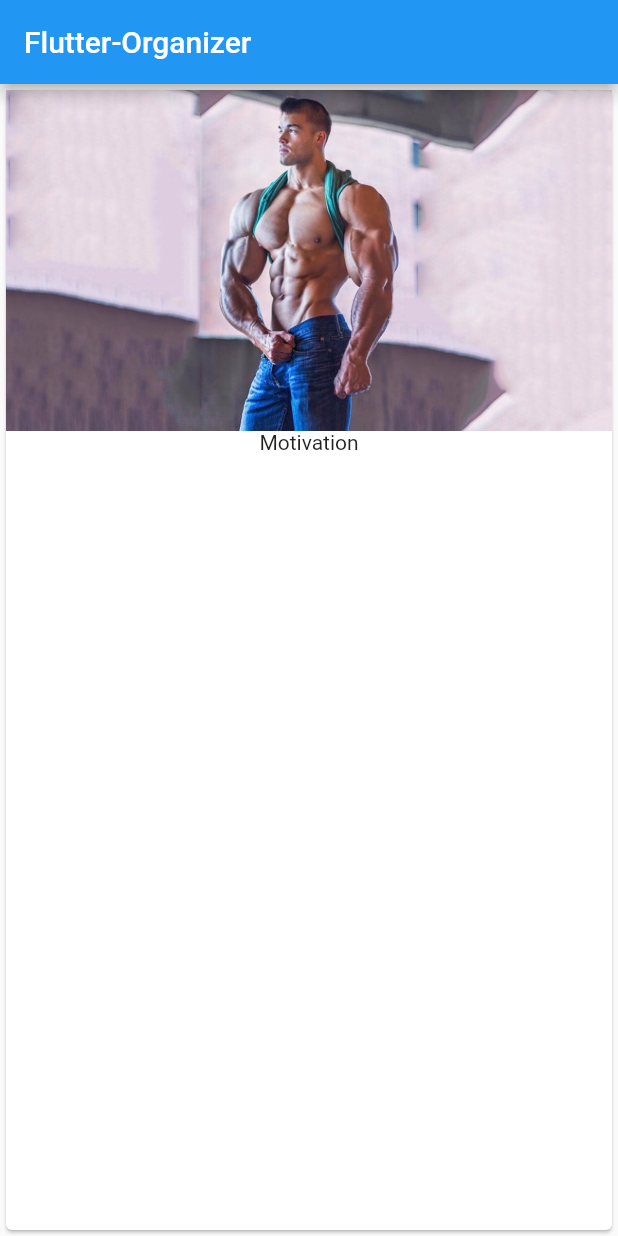
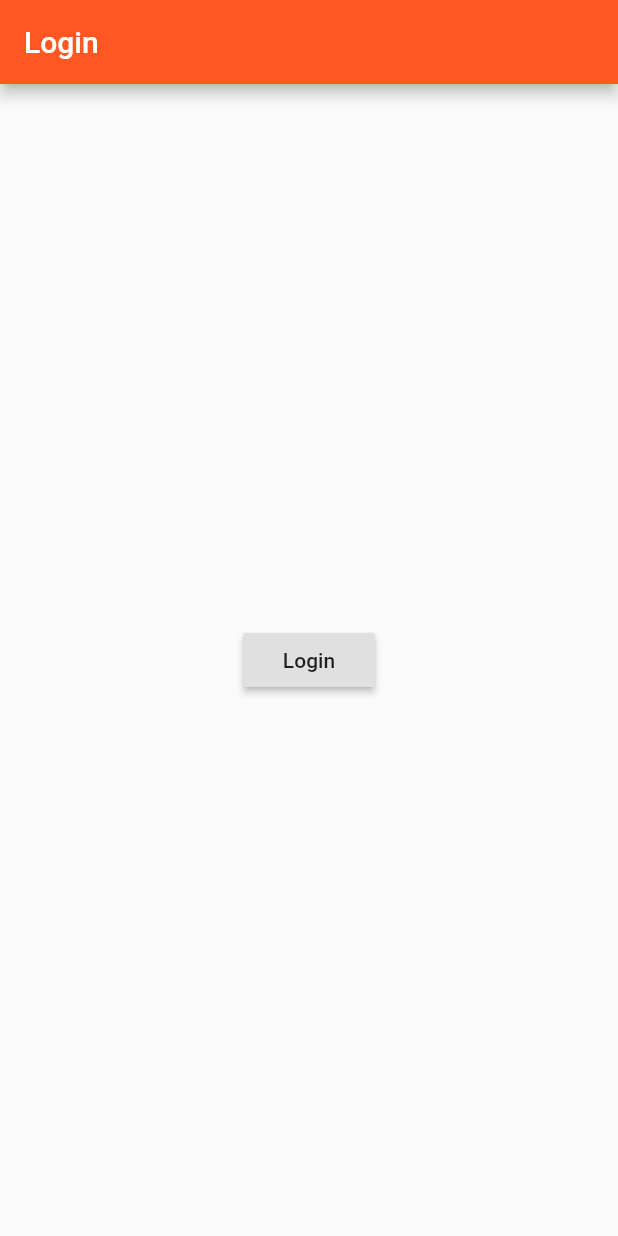
Before and after one commit to mikol4j/flutter-organizer, a Flutter app: the screen it shows after launch, on a phone screen of 412 x 824 dp. Run offline on Flutter 3.47's test engine with Material 2 defaults, Android fonts, the phone set to English and light mode, and no system bars.

Commit message:
some dev code

```diff
--- a/lib/main.dart
+++ b/lib/main.dart
@@ -1,27 +1,19 @@
 import 'package:flutter/material.dart';
 
-void main() => runApp(new MyApp());
 
-class MyApp extends StatefulWidget {
+import 'pages/auth.dart';
+
+
+void main() => runApp(MyApp());
+
+class MyApp extends StatelessWidget {
   @override
-  State<StatefulWidget> createState() {
-    // TODO: implement createState
-    return _MyAppState();
+  Widget build(BuildContext context) {
+    return new MaterialApp(
+        theme: ThemeData(
+            primarySwatch: Colors.deepOrange,
+            brightness: Brightness.light,
+            accentColor: Colors.deepPurple),
+        home: AuthPage());
   }
 }
-
-class _MyAppState extends State<MyApp> {
-  // This widget is the root of your application.
-  @override
-  Widget build(context) {
-    return new MaterialApp(
-      home: Scaffold(
-        appBar: AppBar(title: Text('Flutter-Organizer')),
-        body:  Card(child: Column(children: <Widget>[
-          Image.asset('assets/bb.jpg'),
-          Text('Motivation')
-        ],),),
-      ),
-    );
-  }
-}
--- /dev/null
+++ b/lib/pages/auth.dart
@@ -0,0 +1,20 @@
+import 'package:flutter/material.dart';
+
+import 'items.dart';
+
+class AuthPage extends StatelessWidget {
+  @override
+  Widget build(BuildContext ctx) {
+    return Scaffold(
+        appBar: AppBar(
+          title: Text("Login"),
+        ),
+        body: Center(
+            child: RaisedButton(
+                child: Text("Login"),
+                onPressed: () {
+                  Navigator.pushReplacement(ctx,
+                      MaterialPageRoute(builder: (ctx) => ItemsPage()));
+                })));
+  }
+}
```
Also changed, not shown: lib/item_control.dart (added, +17 -0 lines), lib/items.dart (added, +47 -0 lines), lib/items_manager.dart (added, +58 -0 lines), lib/pages/item.dart (added, +34 -0 lines), lib/pages/item_add.dart (added, +33 -0 lines), lib/pages/items.dart (added, +30 -0 lines).
